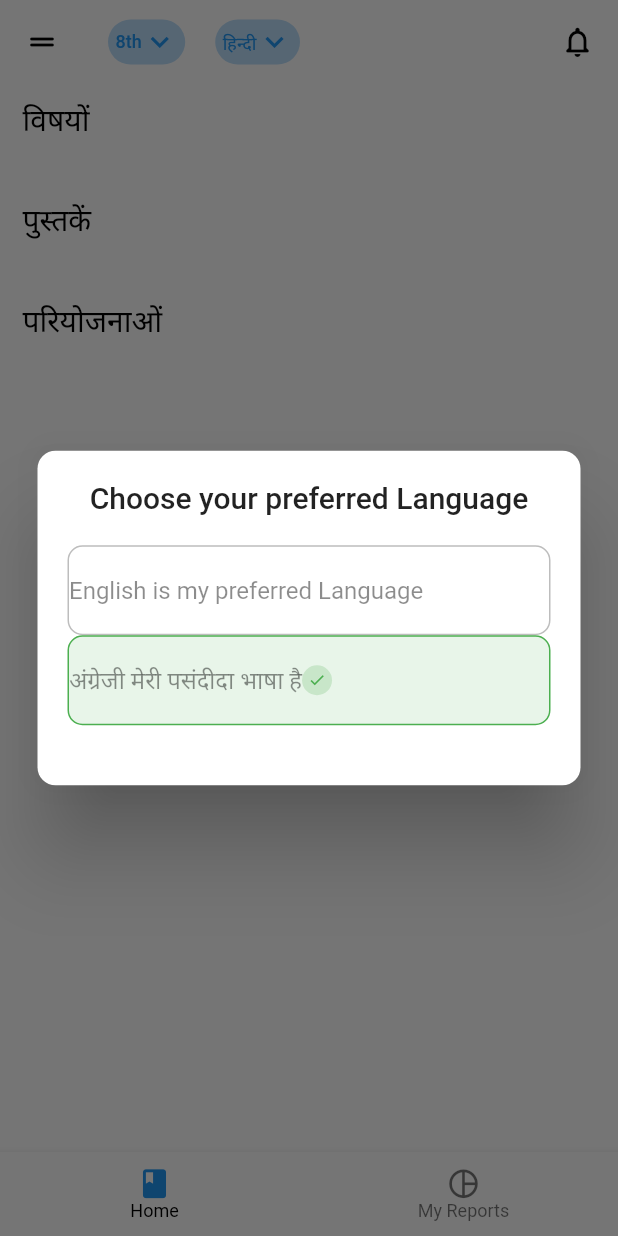
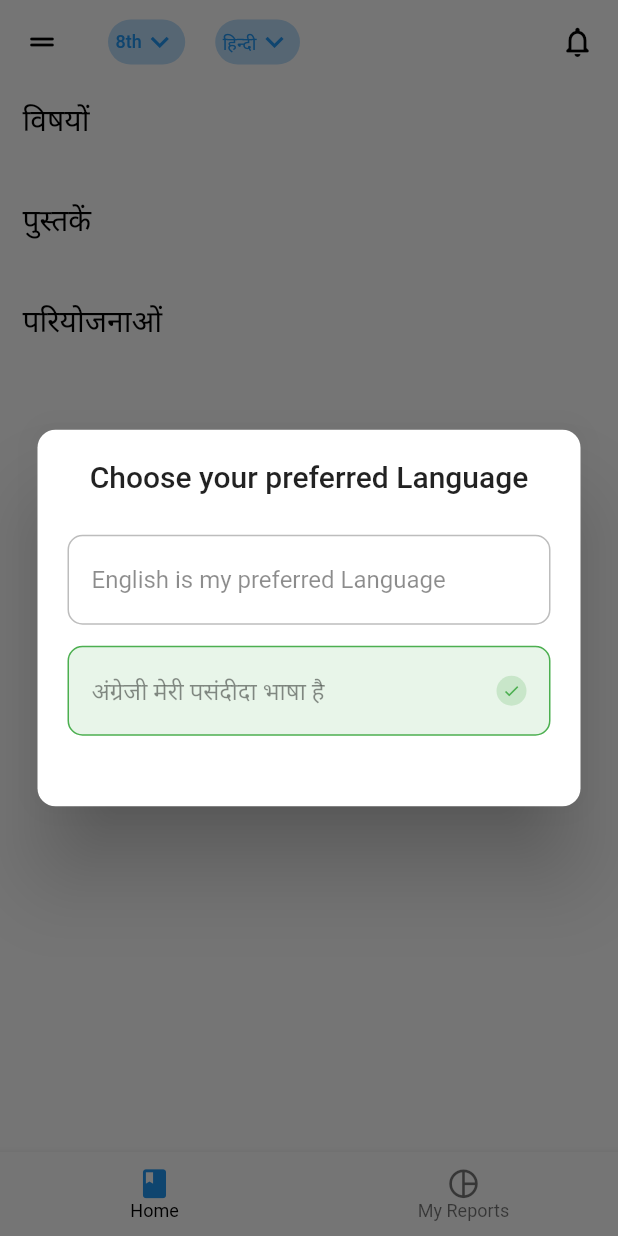
Before and after one commit to vedantmittal/idream, a Flutter app: the screen it shows after launch, after a tap on "हिन्दी", on a phone screen of 412 x 824 dp. Run offline on Flutter 3.47's test engine with Material 2 defaults, Android fonts, the phone set to English and light mode, and no system bars; our stand-ins replace firebase_core, firebase_database, flutter_svg; accounts and stored records are empty.

Commit message:
issue fixed

```diff
--- a/lib/home_page.dart
+++ b/lib/home_page.dart
@@ -32,7 +32,10 @@ class _HomePageState extends State<HomePage> {
     "1st"
   ];
 
-  List<String> languageList = ["English is my preferred Language", "अंग्रेजी मेरी पसंदीदा भाषा है"];
+  List<String> languageList = [
+    "English is my preferred Language",
+    "अंग्रेजी मेरी पसंदीदा भाषा है"
+  ];
 
   void _onItemTapped(int index) {
     setState(() {
@@ -52,11 +55,127 @@ class _HomePageState extends State<HomePage> {
           children: [
             GestureDetector(
               onTap: () {
-                final Dialog dialogWithImage = Dialog(
-                  shape: RoundedRectangleBorder(
-                      borderRadius: BorderRadius.circular(12)),
-                  insetPadding:
-                      const EdgeInsets.symmetric(horizontal: 25, vertical: 24),
+                final Dialog dialogClass = classDialog();
+                showDialog(
+                  context: context,
+                  barrierDismissible: false,
+                  builder: (BuildContext context) => dialogClass,
+                );
+              },
+              child: Container(
+                decoration: BoxDecoration(
+                    borderRadius: BorderRadius.circular(20),
+                    color: Colors.blue[100]),
+                padding: const EdgeInsets.symmetric(horizontal: 5, vertical: 3),
+                child: Row(
+                  mainAxisSize: MainAxisSize.min,
+                  children: [
+                    Text(
+                      classList[defaultClassIndex],
+                      style: const TextStyle(
+                          fontSize: 12,
+                          color: Colors.blue,
+                          fontWeight: FontWeight.w500),
+                    ),
+                    const Icon(
+                      Icons.expand_more_sharp,
+                      color: Colors.blue,
+                    )
+                  ],
+                ),
+              ),
+            ),
+            const SizedBox(
+              width: 20,
+            ),
+            GestureDetector(
+              onTap: () {
+                final Dialog dialogLanguage = languageDialog();
+                showDialog(
+                  context: context,
+                  barrierDismissible: false,
+                  builder: (BuildContext context) => dialogLanguage,
+                ).then((value) => setState(() {
+                      defaultLanguage = value;
+                    }));
+              },
+              child: Container(
+                decoration: BoxDecoration(
+                    borderRadius: BorderRadius.circular(20),
+                    color: Colors.blue[100]),
+                padding: const EdgeInsets.symmetric(horizontal: 5, vertical: 3),
+                child: Row(
+                  mainAxisSize: MainAxisSize.min,
+                  children: [
+                    Text(
+                      defaultLanguage == 0 ? 'Eng' : "हिन्दी",
+                      style: const TextStyle(
+                          fontSize: 12,
+                          color: Colors.blue,
+                          fontWeight: FontWeight.w500),
+                    ),
+                    const Icon(
+                      Icons.expand_more_sharp,
+                      color: Colors.blue,
+                    )
+                  ],
+                ),
+              ),
+            ),
+          ],
+        ),
+        backgroundColor: Colors.white,
+        elevation: 0,
+        actions: const [
+          Padding(
+            padding: EdgeInsets.only(right: 15.0),
+            child: Icon(
+              Icons.notifications_none_rounded,
+              color: Colors.black,
+            ),
+          )
+        ],
+      ),
+      backgroundColor: Colors.white,
+      body: ListView(
+        children: [Subject(), Books(), Projects()],
+      ),
+      // : CircularProgressIndicator(),
+      bottomNavigationBar: BottomNavigationBar(
+        items: const <BottomNavigationBarItem>[
+          BottomNavigationBarItem(
+            icon: Icon(Icons.book_outlined),
+            label: 'Home',
+            activeIcon: Icon(
+              Icons.book,
+              color: Colors.blue,
+            ),
+          ),
+          BottomNavigationBarItem(
+            icon: Icon(Icons.pie_chart_outline_outlined),
+            label: 'My Reports',
+            activeIcon: Icon(
+              Icons.pie_chart,
+              color: Colors.blue,
+            ),
+          ),
+        ],
+        type: BottomNavigationBarType.fixed,
+        currentIndex: _selectedIndex,
+        selectedItemColor: Colors.black,
+        selectedFontSize: 12,
+        iconSize: 23,
+        onTap: _onItemTapped,
+        elevation: 5,
+        backgroundColor: Colors.white,
+      ),
+    );
+  }
+
+  Dialog classDialog() {
+    return Dialog(
+      shape: RoundedRectangleBorder(borderRadius: BorderRadius.circular(12)),
+      insetPadding: const EdgeInsets.symmetric(horizontal: 25, vertical: 24),
       child: StatefulBuilder(builder: (context, setState) {
         return Padding(
           padding: const EdgeInsets.all(20),
@@ -70,21 +189,17 @@ class _HomePageState extends State<HomePage> {
                     style: Theme.of(context)
                         .textTheme
                         .headline6!
-                                    .copyWith(
-                                        fontSize: 22,
-                                        fontWeight: FontWeight.w500),
+                        .copyWith(fontSize: 22, fontWeight: FontWeight.w500),
                   ),
                   Padding(
-                                padding:
-                                    const EdgeInsets.symmetric(vertical: 20.0),
+                    padding: const EdgeInsets.symmetric(vertical: 20.0),
                     child: Wrap(
                       runSpacing: 20,
                       spacing: 15,
                       children: classList.map((e) {
                         return GestureDetector(
                           onTap: () {
-                                        defaultClassIndex =
-                                            classList.indexOf(e);
+                            defaultClassIndex = classList.indexOf(e);
                             setState(() {});
                           },
                           child: Container(
@@ -96,10 +211,8 @@ class _HomePageState extends State<HomePage> {
                                             classList.indexOf(e)
                                         ? Colors.blue
                                         : Colors.black26),
-                                            borderRadius:
-                                                BorderRadius.circular(10),
-                                            color: defaultClassIndex ==
-                                                    classList.indexOf(e)
+                                borderRadius: BorderRadius.circular(10),
+                                color: defaultClassIndex == classList.indexOf(e)
                                     ? Colors.blue[50]
                                     : Colors.transparent),
                             child: Center(
@@ -134,45 +247,12 @@ class _HomePageState extends State<HomePage> {
         );
       }),
     );
-                showDialog(
-                  context: context,
-                  barrierDismissible: false,
-                  builder: (BuildContext context) => dialogWithImage,
-                );
-              },
-              child: Container(
-                decoration: BoxDecoration(
-                    borderRadius: BorderRadius.circular(20),
-                    color: Colors.blue[100]),
-                padding: const EdgeInsets.symmetric(horizontal: 5, vertical: 3),
-                child: Row(
-                  mainAxisSize: MainAxisSize.min,
-                  children:  [
-                    Text(
-                      classList[defaultClassIndex],
-                      style: const TextStyle(
-                          fontSize: 12,
-                          color: Colors.blue,
-                          fontWeight: FontWeight.w500),
-                    ),
-                    const Icon(
-                      Icons.expand_more_sharp,
-                      color: Colors.blue,
-                    )
-                  ],
-                ),
-              ),
-            ),
-            const SizedBox(
-              width: 20,
-            ),
-            GestureDetector(
-              onTap: () {
-                final Dialog dialogWithImage = Dialog(
-                  shape: RoundedRectangleBorder(
-                      borderRadius: BorderRadius.circular(12)),
-                  insetPadding:
-                  const EdgeInsets.symmetric(horizontal: 25, vertical: 24),
+  }
+
+  Dialog languageDialog() {
+    return Dialog(
+      shape: RoundedRectangleBorder(borderRadius: BorderRadius.circular(12)),
+      insetPadding: const EdgeInsets.symmetric(horizontal: 25, vertical: 24),
       child: StatefulBuilder(builder: (context, setState) {
         return Padding(
           padding: const EdgeInsets.all(20),
@@ -186,43 +266,44 @@ class _HomePageState extends State<HomePage> {
                     style: Theme.of(context)
                         .textTheme
                         .headline6!
-                                    .copyWith(
-                                    fontSize: 20,
-                                    fontWeight: FontWeight.w500),
+                        .copyWith(fontSize: 20, fontWeight: FontWeight.w500),
                   ),
-
-
                   Padding(
-                                padding:
-                                const EdgeInsets.symmetric(vertical: 20.0),
+                    padding: const EdgeInsets.symmetric(vertical: 20.0),
                     child: Column(
                       children: languageList.map((e) {
                         return GestureDetector(
                           onTap: () {
-                                        if(defaultLanguage == 0){
-                                          defaultLanguage = 1;
-                                        } else {
-                                          defaultLanguage = 0;
-                                        }
+                            final value = languageList.indexOf(e);
+                            // if(defaultLanguage == 0){
+                            //   defaultLanguage = 1;
+                            // } else {
+                            //   defaultLanguage = 0;
+                            // }
                             setState(() {});
-                                        Navigator.pop(context, defaultLanguage);
+                            Navigator.pop(context, value);
                           },
                           child: Container(
                             height: 60,
                             width: double.maxFinite,
+                            margin: EdgeInsets.symmetric(vertical: 7),
                             decoration: BoxDecoration(
                                 border: Border.all(
                                     color: defaultLanguage ==
                                             languageList.indexOf(e)
                                         ? Colors.green
                                         : Colors.black26),
-                                            borderRadius:
-                                            BorderRadius.circular(10),
-                                            color: defaultLanguage ==
-                                                languageList.indexOf(e)
+                                borderRadius: BorderRadius.circular(10),
+                                color:
+                                    defaultLanguage == languageList.indexOf(e)
                                         ? Colors.green[50]
                                         : Colors.transparent),
+                            child: Padding(
+                              padding:
+                                  const EdgeInsets.symmetric(horizontal: 15.0),
                               child: Row(
+                                mainAxisAlignment:
+                                    MainAxisAlignment.spaceBetween,
                                 children: [
                                   Text(
                                     e,
@@ -232,13 +313,19 @@ class _HomePageState extends State<HomePage> {
                                     ),
                                     textAlign: TextAlign.center,
                                   ),
-                                            defaultLanguage ==
-                                                languageList.indexOf(e) ? CircleAvatar(
+                                  defaultLanguage == languageList.indexOf(e)
+                                      ? CircleAvatar(
                                           maxRadius: 10,
                                           backgroundColor: Colors.green[100],
-                                              child: const Icon(Icons.check, color: Colors.green, size: 12,),
-                                            ) : const SizedBox()
+                                          child: const Icon(
+                                            Icons.check,
+                                            color: Colors.green,
+                                            size: 12,
+                                          ),
+                                        )
+                                      : const SizedBox()
                                 ],
+                              ),
                             ),
                           ),
                         );
@@ -247,90 +334,10 @@ class _HomePageState extends State<HomePage> {
                   )
                 ],
               ),
-
             ],
           ),
         );
       }),
     );
-                showDialog(
-                  context: context,
-                  barrierDismissible: false,
-                  builder: (BuildContext context) => dialogWithImage,
-                ).then((value) =>  setState(() {
-                        defaultLanguage = value;
-                }));
-              },
-              child: Container(
-                decoration: BoxDecoration(
-                    borderRadius: BorderRadius.circular(20),
-                    color: Colors.blue[100]),
-                padding: const EdgeInsets.symmetric(horizontal: 5, vertical: 3),
-                child: Row(
-                  mainAxisSize: MainAxisSize.min,
-                  children:  [
-                    Text(
-                     defaultLanguage == 0 ? 'Eng' : "हिन्दी",
-                      style: const TextStyle(
-                          fontSize: 12,
-                          color: Colors.blue,
-                          fontWeight: FontWeight.w500),
-                    ),
-                    const Icon(
-                      Icons.expand_more_sharp,
-                      color: Colors.blue,
-                    )
-                  ],
-                ),
-              ),
-            ),
-          ],
-        ),
-        backgroundColor: Colors.white,
-        elevation: 0,
-        actions: const [
-          Padding(
-            padding: EdgeInsets.only(right: 15.0),
-            child: Icon(
-              Icons.notifications_none_rounded,
-              color: Colors.black,
-            ),
-          )
-        ],
-      ),
-      backgroundColor: Colors.white,
-      body: ListView(
-        children: [ Subject(),  Books(),  Projects()],
-      ),
-      // : CircularProgressIndicator(),
-      bottomNavigationBar: BottomNavigationBar(
-        items: const <BottomNavigationBarItem>[
-          BottomNavigationBarItem(
-            icon: Icon(Icons.book_outlined),
-            label: 'Home',
-            activeIcon: Icon(
-              Icons.book,
-              color: Colors.blue,
-            ),
-          ),
-          BottomNavigationBarItem(
-            icon: Icon(Icons.pie_chart_outline_outlined),
-            label: 'My Reports',
-            activeIcon: Icon(
-              Icons.pie_chart,
-              color: Colors.blue,
-            ),
-          ),
-        ],
-        type: BottomNavigationBarType.fixed,
-        currentIndex: _selectedIndex,
-        selectedItemColor: Colors.black,
-        selectedFontSize: 12,
-        iconSize: 23,
-        onTap: _onItemTapped,
-        elevation: 5,
-        backgroundColor: Colors.white,
-      ),
-    );
   }
 }
```
Lines whose indentation alone changed are shown as unchanged.
